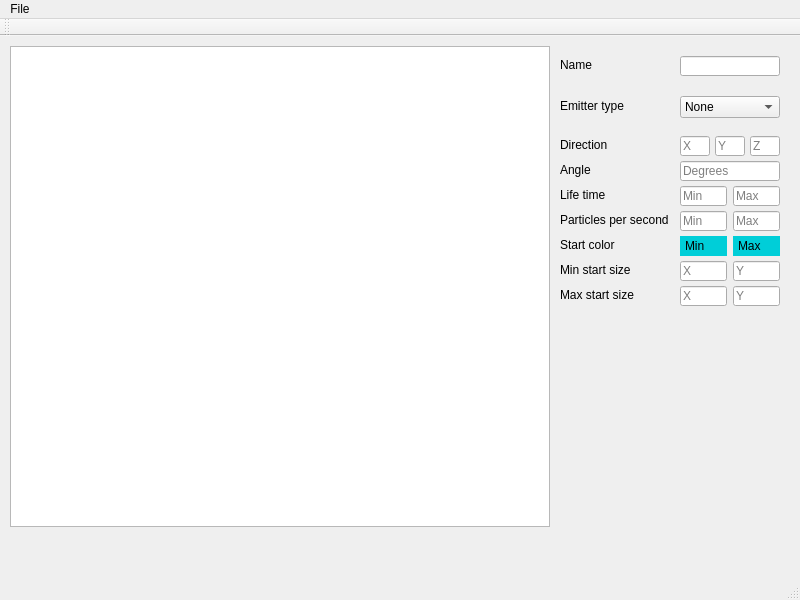
First picture: the form in tools/ParticleEditor/mainwindow.ui, repository threkk/psibranch3irrlicht, before the edit.
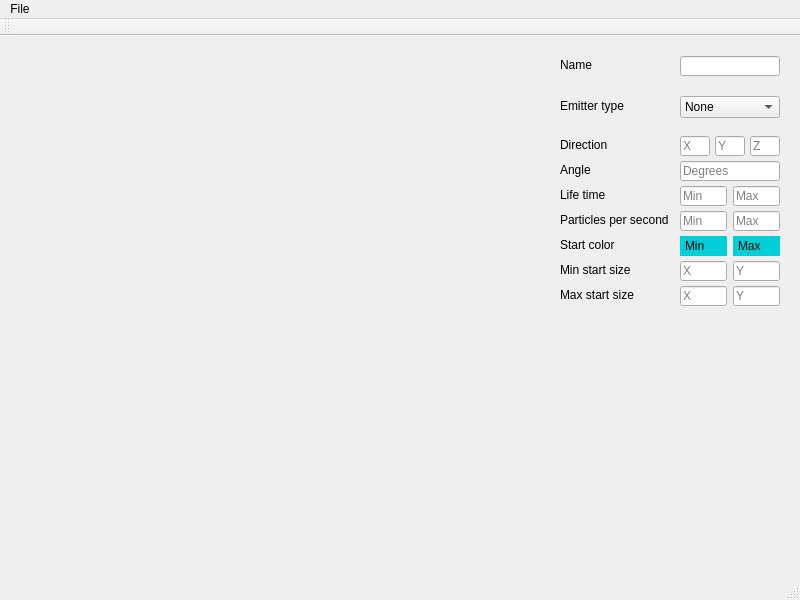
Second picture: the form after the edit.

Commit message: Display initial particle model in particle editor view + build in Visual Studio

```diff
--- a/tools/ParticleEditor/mainwindow.ui
+++ b/tools/ParticleEditor/mainwindow.ui
@@ -14,16 +14,6 @@
    <string>MainWindow</string>
   </property>
   <widget class="QWidget" name="centralWidget">
-   <widget class="QGraphicsView" name="graphicsView">
-    <property name="geometry">
-     <rect>
-      <x>10</x>
-      <y>10</y>
-      <width>540</width>
-      <height>481</height>
-     </rect>
-    </property>
-   </widget>
    <widget class="QLineEdit" name="lineEdit_Angle">
     <property name="geometry">
      <rect>
@@ -457,6 +447,16 @@
      <string>Y</string>
     </property>
    </widget>
+   <widget class="QWidget" name="irr_widget" native="true">
+    <property name="geometry">
+     <rect>
+      <x>10</x>
+      <y>10</y>
+      <width>541</width>
+      <height>481</height>
+     </rect>
+    </property>
+   </widget>
   </widget>
   <widget class="QMenuBar" name="menuBar">
    <property name="geometry">
```
The commit also changes 19 other files.
